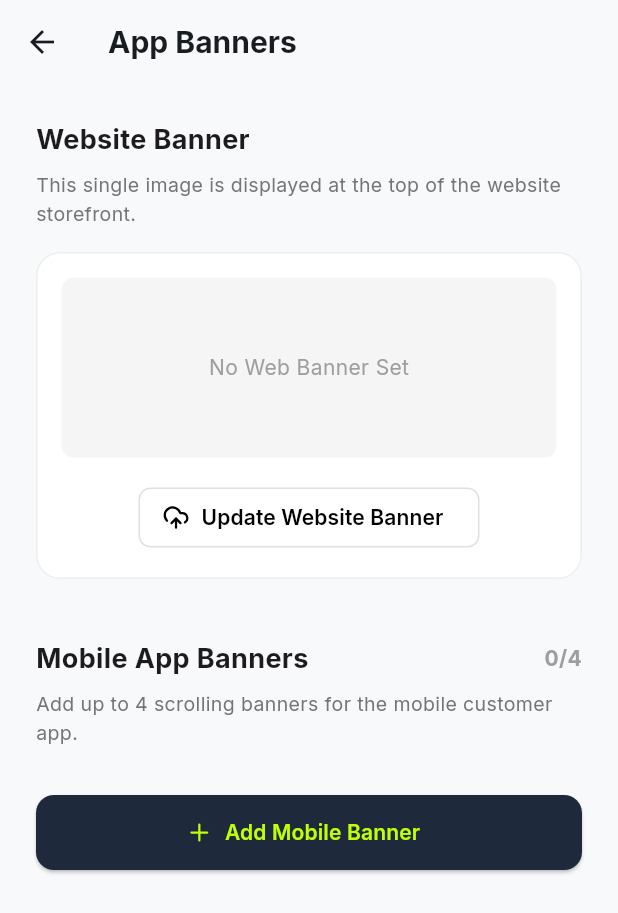
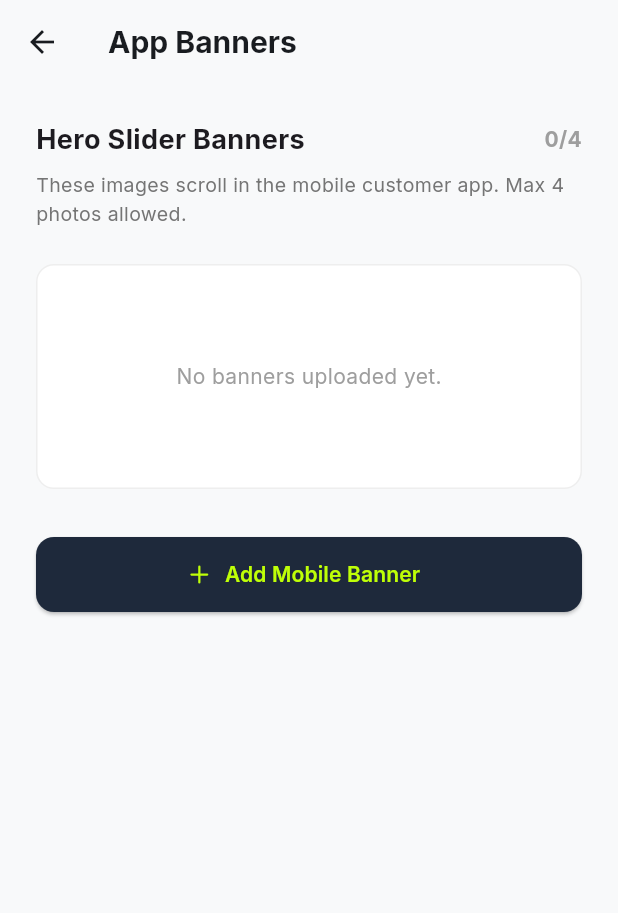
Before and after one commit to Akhilvijayanvj/svaneya-admin-app, a Flutter app: the MobileBannerScreen screen opened directly, after a tap on "Add Mobile Banner", on a phone screen of 412 x 824 dp. Shown: the top 913 px of the screen. Run offline on Flutter 3.47's test engine with Material 3 defaults, Android fonts, the phone set to English and light mode, and no system bars; our stand-ins replace google_fonts, image_picker, lucide_icons, supabase_flutter; accounts and stored records are empty; network calls fail.

Commit message:
Split banner management into two distinct Web Banners and App Banners screens

```diff
--- a/lib/screens/mobile_banner.dart
+++ b/lib/screens/mobile_banner.dart
@@ -13,33 +13,20 @@ class MobileBannerScreen extends StatefulWidget {
 
 class _MobileBannerScreenState extends State<MobileBannerScreen> {
   bool _isLoading = true;
-
-  // Web Banner State
-  String? _webBannerUrl;
-
-  // Mobile Banners State
   List<dynamic> _mobileBanners = [];
   bool _isUploading = false;
 
   @override
   void initState() {
     super.initState();
-    _fetchData();
+    _fetchBanners();
   }
 
-  Future<void> _fetchData() async {
+  Future<void> _fetchBanners() async {
     setState(() => _isLoading = true);
     try {
-      // Fetch Web Banner
-      final webRes = await supabase.from('store_settings').select('hero_image_1').eq('id', 'global').maybeSingle();
-      if (webRes != null) {
-        _webBannerUrl = webRes['hero_image_1'];
-      }
-
-      // Fetch Mobile Banners
       final mobileRes = await supabase.from('mobile_banners').select().order('sort_order', ascending: true);
       _mobileBanners = mobileRes;
-
     } catch (e) {
       debugPrint("Error fetching banners: $e");
     } finally {
@@ -47,34 +34,8 @@ class _MobileBannerScreenState extends State<MobileBannerScreen> {
     }
   }
 
-  Future<void> _uploadWebBanner() async {
-    final ImagePicker picker = ImagePicker();
-    final XFile? image = await picker.pickImage(source: ImageSource.gallery);
-    if (image == null) return;
-
-    setState(() => _isUploading = true);
-    try {
-      final file = File(image.path);
-      final fileName = 'web_banner_${DateTime.now().millisecondsSinceEpoch}.jpg';
-      await supabase.storage.from('product-images').upload(fileName, file);
-      final url = supabase.storage.from('product-images').getPublicUrl(fileName);
-
-      await supabase.from('store_settings').update({'hero_image_1': url}).eq('id', 'global');
-      await _fetchData();
-
-      if (mounted) ScaffoldMessenger.of(context).showSnackBar(const SnackBar(content: Text('Web Banner updated!')));
-    } catch (e) {
-      if (mounted) ScaffoldMessenger.of(context).showSnackBar(SnackBar(content: Text('Error: $e')));
-    } finally {
-      if (mounted) setState(() => _isUploading = false);
-    }
-  }
-
   Future<void> _uploadMobileBanner() async {
-    if (_mobileBanners.length >= 4) {
-      ScaffoldMessenger.of(context).showSnackBar(const SnackBar(content: Text('Maximum 4 mobile banners allowed.')));
-      return;
-    }
+    if (_mobileBanners.length >= 4) return;
 
     final ImagePicker picker = ImagePicker();
     final XFile? image = await picker.pickImage(source: ImageSource.gallery);
@@ -92,7 +53,7 @@ class _MobileBannerScreenState extends State<MobileBannerScreen> {
         'sort_order': _mobileBanners.length,
       });
 
-      await _fetchData();
+      await _fetchBanners();
       if (mounted) ScaffoldMessenger.of(context).showSnackBar(const SnackBar(content: Text('Mobile Banner added!')));
     } catch (e) {
       if (mounted) ScaffoldMessenger.of(context).showSnackBar(SnackBar(content: Text('Error: $e')));
@@ -105,7 +66,7 @@ class _MobileBannerScreenState extends State<MobileBannerScreen> {
     setState(() => _isUploading = true);
     try {
       await supabase.from('mobile_banners').delete().eq('id', id);
-      await _fetchData();
+      await _fetchBanners();
     } catch (e) {
       if (mounted) ScaffoldMessenger.of(context).showSnackBar(SnackBar(content: Text('Error deleting banner: $e')));
     } finally {
@@ -115,6 +76,8 @@ class _MobileBannerScreenState extends State<MobileBannerScreen> {
 
   @override
   Widget build(BuildContext context) {
+    final bool canUpload = _mobileBanners.length < 4;
+
     return Scaffold(
       backgroundColor: const Color(0xFFF8F9FA),
       appBar: AppBar(
@@ -132,107 +95,73 @@ class _MobileBannerScreenState extends State<MobileBannerScreen> {
                 child: Column(
                   crossAxisAlignment: CrossAxisAlignment.start,
                   children: [
-                    // --- WEB BANNER SECTION ---
-                    const Text('Website Banner', style: TextStyle(fontWeight: FontWeight.bold, fontSize: 18)),
-                    const SizedBox(height: 8),
-                    Text('This single image is displayed at the top of the website storefront.', style: TextStyle(color: Colors.grey.shade600, fontSize: 13)),
-                    const SizedBox(height: 16),
-
-                    Container(
-                      width: double.infinity,
-                      decoration: BoxDecoration(color: Colors.white, borderRadius: BorderRadius.circular(16), border: Border.all(color: Colors.grey.shade200)),
-                      padding: const EdgeInsets.all(16),
-                      child: Column(
-                        children: [
-                          if (_webBannerUrl != null && _webBannerUrl!.isNotEmpty)
-                            ClipRRect(
-                              borderRadius: BorderRadius.circular(8),
-                              child: Image.network(_webBannerUrl!, height: 120, width: double.infinity, fit: BoxFit.cover),
-                            )
-                          else
-                            Container(
-                              height: 120, width: double.infinity,
-                              decoration: BoxDecoration(color: Colors.grey.shade100, borderRadius: BorderRadius.circular(8)),
-                              child: const Center(child: Text('No Web Banner Set', style: TextStyle(color: Colors.grey))),
-                            ),
-                          const SizedBox(height: 16),
-                          OutlinedButton.icon(
-                            onPressed: _uploadWebBanner,
-                            icon: const Icon(LucideIcons.uploadCloud, size: 18),
-                            label: const Text('Update Website Banner', style: TextStyle(fontWeight: FontWeight.w600)),
-                            style: OutlinedButton.styleFrom(
-                              foregroundColor: Colors.black,
-                              side: BorderSide(color: Colors.grey.shade300),
-                              shape: RoundedRectangleBorder(borderRadius: BorderRadius.circular(8)),
-                            ),
-                          )
-                        ],
-                      ),
-                    ),
-
-                    const SizedBox(height: 40),
-
-                    // --- MOBILE BANNERS SECTION ---
                     Row(
                       mainAxisAlignment: MainAxisAlignment.spaceBetween,
                       children: [
-                        const Text('Mobile App Banners', style: TextStyle(fontWeight: FontWeight.bold, fontSize: 18)),
+                        const Text('Hero Slider Banners', style: TextStyle(fontWeight: FontWeight.bold, fontSize: 18)),
                         Text('${_mobileBanners.length}/4', style: TextStyle(color: Colors.grey.shade500, fontWeight: FontWeight.bold)),
                       ],
                     ),
                     const SizedBox(height: 8),
-                    Text('Add up to 4 scrolling banners for the mobile customer app.', style: TextStyle(color: Colors.grey.shade600, fontSize: 13)),
-                    const SizedBox(height: 16),
+                    Text('These images scroll in the mobile customer app. Max 4 photos allowed.', style: TextStyle(color: Colors.grey.shade600, fontSize: 13)),
+                    const SizedBox(height: 24),
 
-                    ListView.separated(
+                    if (_mobileBanners.isEmpty)
+                      Container(
+                        height: 150, width: double.infinity,
+                        decoration: BoxDecoration(color: Colors.white, borderRadius: BorderRadius.circular(12), border: Border.all(color: Colors.grey.shade200)),
+                        child: const Center(child: Text('No banners uploaded yet.', style: TextStyle(color: Colors.grey))),
+                      )
+                    else
+                      GridView.builder(
                         shrinkWrap: true,
                         physics: const NeverScrollableScrollPhysics(),
+                        gridDelegate: const SliverGridDelegateWithFixedCrossAxisCount(
+                          crossAxisCount: 2,
+                          crossAxisSpacing: 16,
+                          mainAxisSpacing: 16,
+                          childAspectRatio: 1.5,
+                        ),
                         itemCount: _mobileBanners.length,
-                      separatorBuilder: (_, __) => const SizedBox(height: 12),
                         itemBuilder: (context, index) {
                           final banner = _mobileBanners[index];
-                        return Container(
-                          decoration: BoxDecoration(
-                            color: Colors.white,
-                            borderRadius: BorderRadius.circular(12),
-                            border: Border.all(color: Colors.grey.shade200)
-                          ),
-                          child: Row(
+                          return Stack(
                             children: [
                               ClipRRect(
-                                borderRadius: const BorderRadius.horizontal(left: Radius.circular(12)),
-                                child: Image.network(banner['image_url'], width: 100, height: 70, fit: BoxFit.cover),
+                                borderRadius: BorderRadius.circular(12),
+                                child: Image.network(banner['image_url'], width: double.infinity, height: double.infinity, fit: BoxFit.cover),
                               ),
-                              const SizedBox(width: 16),
-                              Expanded(
-                                child: Text('Banner ${index + 1}', style: const TextStyle(fontWeight: FontWeight.w600)),
+                              Positioned(
+                                top: 4, right: 4,
+                                child: GestureDetector(
+                                  onTap: () => _deleteMobileBanner(banner['id']),
+                                  child: Container(
+                                    padding: const EdgeInsets.all(4),
+                                    decoration: const BoxDecoration(color: Colors.black54, shape: BoxShape.circle),
+                                    child: const Icon(Icons.close, color: Colors.white, size: 16),
                                   ),
-                              IconButton(
-                                icon: const Icon(LucideIcons.trash2, color: Colors.redAccent),
-                                onPressed: () => _deleteMobileBanner(banner['id']),
                                 ),
-                              const SizedBox(width: 8),
+                              )
                             ],
-                          ),
                           );
                         },
                       ),
 
-                    if (_mobileBanners.length < 4) ...[
-                      const SizedBox(height: 16),
+                    const SizedBox(height: 32),
+
                     ElevatedButton.icon(
-                        onPressed: _uploadMobileBanner,
+                      onPressed: canUpload ? _uploadMobileBanner : null,
                       icon: const Icon(LucideIcons.plus, size: 18),
                       label: const Text('Add Mobile Banner', style: TextStyle(fontWeight: FontWeight.w600)),
                       style: ElevatedButton.styleFrom(
                         backgroundColor: const Color(0xFF1E293B),
                         foregroundColor: const Color(0xFFBFFF07),
+                        disabledBackgroundColor: Colors.grey.shade300,
+                        disabledForegroundColor: Colors.grey.shade500,
                         minimumSize: const Size(double.infinity, 50),
                         shape: RoundedRectangleBorder(borderRadius: BorderRadius.circular(12)),
                       ),
                     )
-                    ],
-                    const SizedBox(height: 40),
                   ],
                 ),
               ),
--- a/lib/screens/overview.dart
+++ b/lib/screens/overview.dart
@@ -6,6 +6,7 @@ import 'categories.dart';
 import 'notifications.dart';
 import 'promo_codes.dart';
 import 'mobile_banner.dart';
+import 'web_banner.dart';
 
 class OverviewScreen extends StatefulWidget {
   final Function(int)? onNavigate;
@@ -259,7 +260,8 @@ class _OverviewScreenState extends State<OverviewScreen> {
                       SizedBox(width: 75, child: _buildQuickActionBtn('Orders', LucideIcons.shoppingBag, () => widget.onNavigate?.call(2))),
                       SizedBox(width: 75, child: _buildQuickActionBtn('Categories', LucideIcons.listTree, () => Navigator.push(context, MaterialPageRoute(builder: (_) => const CategoriesScreen())))),
                       SizedBox(width: 75, child: _buildQuickActionBtn('Coupons', LucideIcons.ticket, () => Navigator.push(context, MaterialPageRoute(builder: (_) => const PromoCodesScreen())))),
-                      SizedBox(width: 75, child: _buildQuickActionBtn('Banners', LucideIcons.image, () => Navigator.push(context, MaterialPageRoute(builder: (_) => const MobileBannerScreen())))),
+                      SizedBox(width: 75, child: _buildQuickActionBtn('Web Banners', LucideIcons.globe, () => Navigator.push(context, MaterialPageRoute(builder: (_) => const WebBannerScreen())))),
+                      SizedBox(width: 75, child: _buildQuickActionBtn('App Banners', LucideIcons.smartphone, () => Navigator.push(context, MaterialPageRoute(builder: (_) => const MobileBannerScreen())))),
                       SizedBox(width: 75, child: _buildQuickActionBtn('Alerts', LucideIcons.bellRing, () => Navigator.push(context, MaterialPageRoute(builder: (_) => const NotificationsScreen())))),
                     ],
                   )
```
Also changed, not shown: lib/screens/web_banner.dart (added, +207 -0 lines). Lines whose indentation alone changed are shown as unchanged.
